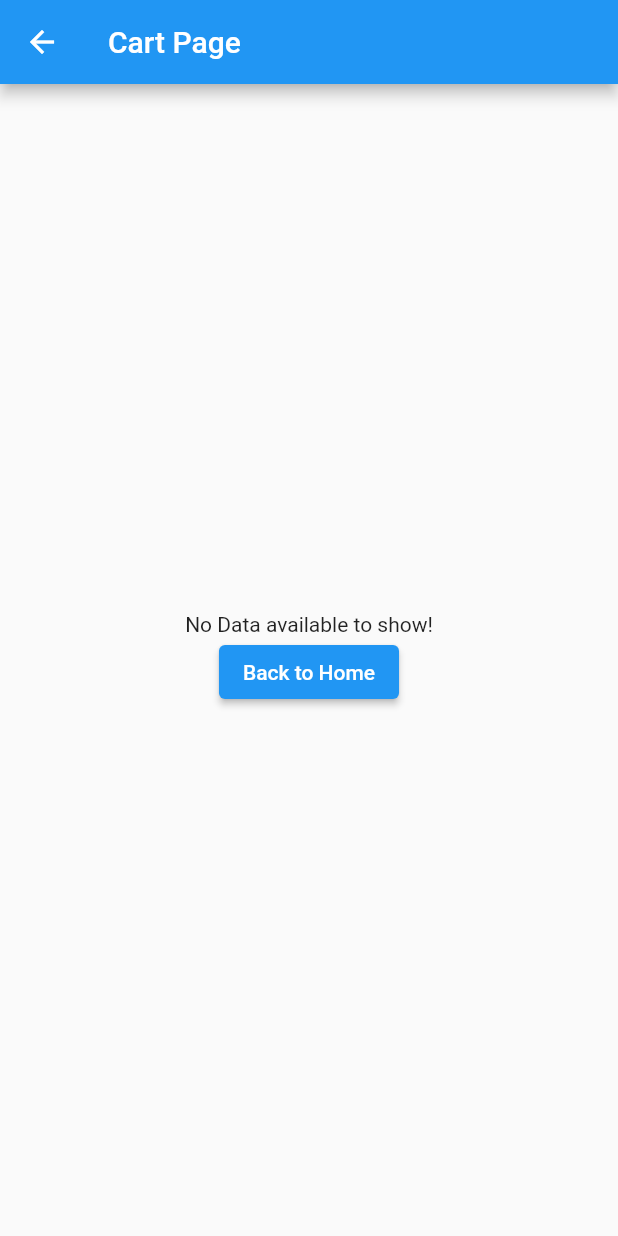
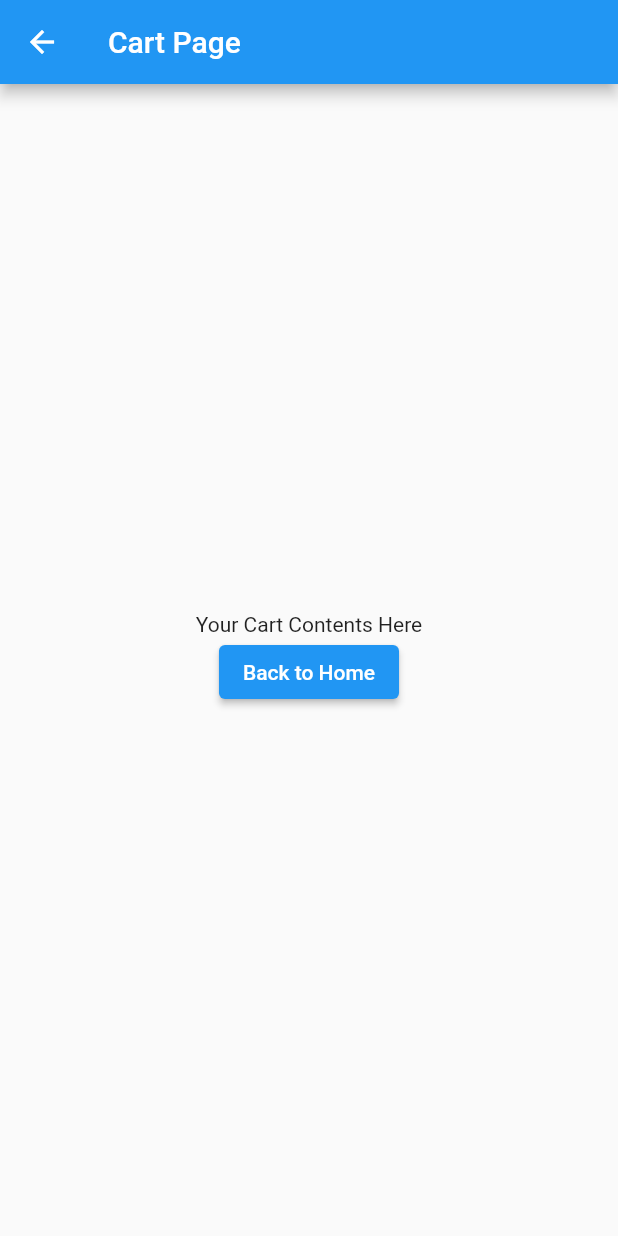
Before and after one commit to Hadiyahsaeed/MishalLab, a Flutter app: the screen it shows after launch, after a tap on the "shopping cart" icon, on a phone screen of 412 x 824 dp. Run offline on Flutter 3.47's test engine with Material 2 defaults, Android fonts, the phone set to English and light mode, and no system bars.

Commit message:
Update main.dart
Test change

```diff
--- a/lib/main.dart
+++ b/lib/main.dart
@@ -410,7 +410,7 @@ class PersonWidget extends StatelessWidget {
         child: Column(
           mainAxisAlignment: MainAxisAlignment.center,
           children: [
-            const Text('No Data available to show!'),
+            const Text('Your Cart Contents Here'),
             ElevatedButton(
               onPressed: () {
                 // Navigate back to the home page when the back button is clicked
```
